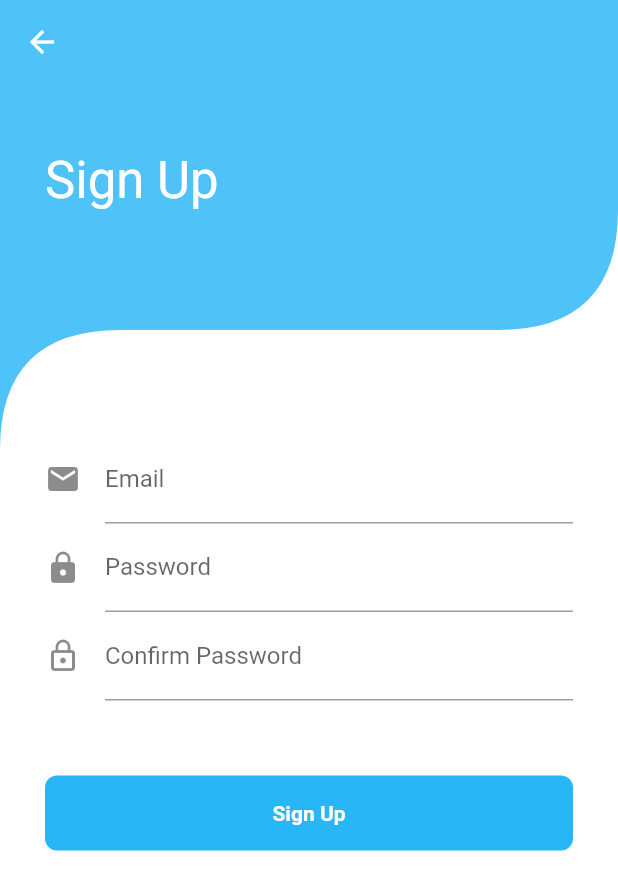
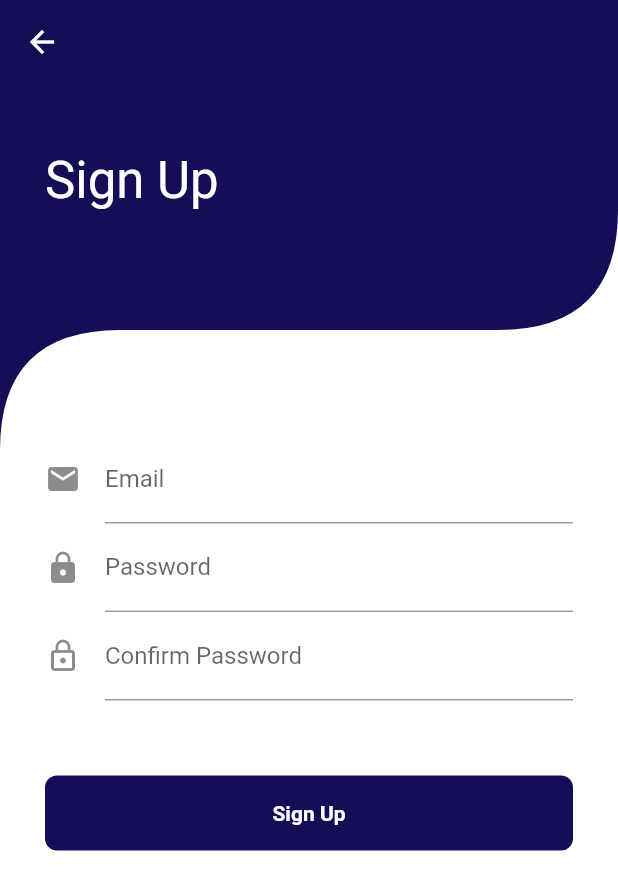
Before and after one commit to ermi14/joke_app, a Flutter app: the screen it shows after launch, after a tap on an icon or button, on a phone screen of 412 x 824 dp. Shown: the top 890 px of the screen. Run offline on Flutter 3.47's test engine with Material 2 defaults, Android fonts, the phone set to English and light mode, and no system bars; our stand-ins replace bloc, connectivity_plus, equatable, firebase_auth, firebase_core, flutter_bloc and 2 more; accounts and stored records are empty; generated files the repository leaves out were written again.

Commit message:
Primary color changed in all pages

```diff
--- a/lib/presentation/pages/login_page.dart
+++ b/lib/presentation/pages/login_page.dart
@@ -32,7 +32,7 @@ class LoginPage extends StatelessWidget {
                 CurvedWidget(
                   child: Container(
                     padding: const EdgeInsets.only(top: 100, left: 30),
-                    color: Colors.lightBlue.shade300,
+                    color: Color(0xff150e56),
                     width: double.infinity,
                     height: 300,
                     child: Text(
--- a/lib/presentation/pages/signup_page.dart
+++ b/lib/presentation/pages/signup_page.dart
@@ -32,7 +32,7 @@ class SignupPage extends StatelessWidget {
                 CurvedWidget(
                   child: Container(
                     padding: const EdgeInsets.only(top: 100, left: 30),
-                    color: Colors.lightBlue.shade300,
+                    color: Color(0xff150e56),
                     width: double.infinity,
                     height: 300,
                     child: Text(
--- a/lib/presentation/widgets/login_form.dart
+++ b/lib/presentation/widgets/login_form.dart
@@ -60,7 +60,7 @@ class _LoginFormState extends State<LoginForm> {
         ScaffoldMessenger.of(context)
           ..removeCurrentSnackBar()
           ..showSnackBar(SnackBar(
-              backgroundColor: Colors.lightBlue.shade400,
+              backgroundColor: Color(0xff150e56),
               content: Row(
                 mainAxisAlignment: MainAxisAlignment.spaceBetween,
                 children: [
@@ -137,7 +137,7 @@ class _LoginFormState extends State<LoginForm> {
           height: 50,
           alignment: Alignment.center,
           decoration: BoxDecoration(
-              color: Colors.lightBlue.shade400,
+              color: Color(0xff150e56),
               borderRadius: BorderRadius.circular(8)),
           child: Text(
             'Login',
@@ -164,7 +164,7 @@ class _LoginFormState extends State<LoginForm> {
           Text(
             'Create an account',
             style: TextStyle(
-              color: Colors.lightBlue.shade400,
+              color: Color(0xff150e56),
             ),
           )
         ],
--- a/lib/presentation/widgets/signup_form.dart
+++ b/lib/presentation/widgets/signup_form.dart
@@ -58,7 +58,7 @@ class _SignupFormState extends State<SignupForm> {
         ScaffoldMessenger.of(context)
           ..removeCurrentSnackBar()
           ..showSnackBar(SnackBar(
-              backgroundColor: Colors.lightBlue.shade400,
+              backgroundColor: Color(0xff150e56),
               content: Row(
                 mainAxisAlignment: MainAxisAlignment.spaceBetween,
                 children: [
@@ -152,7 +152,7 @@ class _SignupFormState extends State<SignupForm> {
           height: 50,
           alignment: Alignment.center,
           decoration: BoxDecoration(
-              color: Colors.lightBlue.shade400,
+              color: Color(0xff150e56),
               borderRadius: BorderRadius.circular(8)),
           child: Text(
             'Sign Up',
```
